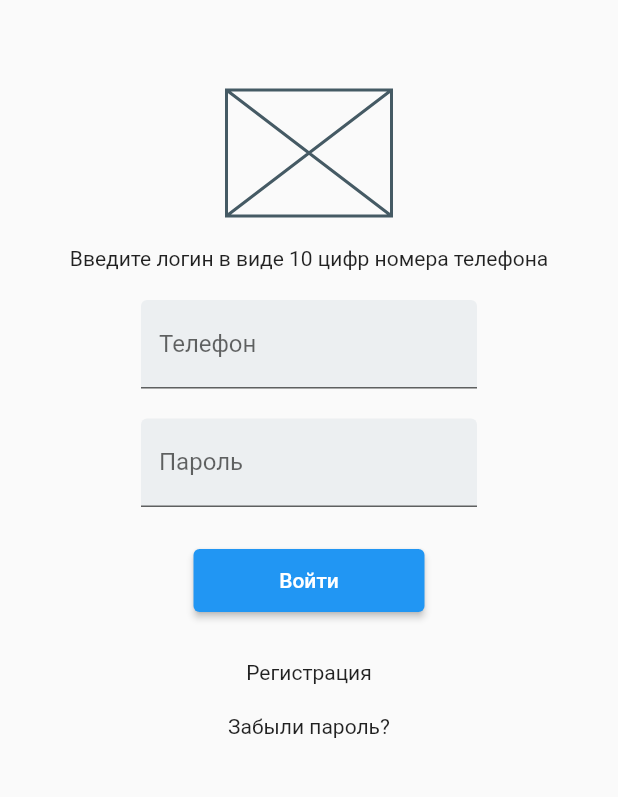
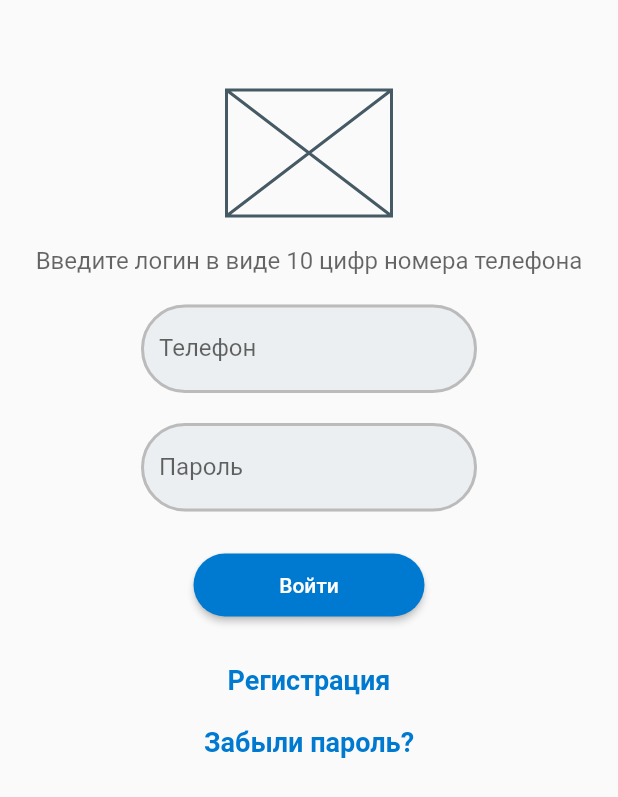
Before and after one commit to RuslanYakupov74/auth_page, a Flutter app: the screen it shows after launch, on a phone screen of 412 x 824 dp. Shown: the top 797 px of the screen. Run offline on Flutter 3.47's test engine with Material 2 defaults, Android fonts, the phone set to English and light mode, and no system bars.

Commit message:
Добавление стилизации виджетов страницы идентификации

```diff
--- a/lib/main.dart
+++ b/lib/main.dart
@@ -10,6 +10,14 @@ class MyApp extends StatelessWidget {
   // This widget is the root of your application.
   @override
   Widget build(BuildContext context) {
+    const borderStyle= OutlineInputBorder(
+      borderRadius: BorderRadius.all(Radius.circular(36)),
+      borderSide: BorderSide(
+        color: const Color(0xFFbbbbbb), width: 2));
+    const linkTextStyle= TextStyle(
+        fontSize: 18,
+        fontWeight: FontWeight.bold,
+        color: Color(0xFF0079D0));
     return MaterialApp(
       home: Scaffold(
           body: Container(
@@ -18,13 +26,16 @@ class MyApp extends StatelessWidget {
               SizedBox(height: 60,),
               SizedBox(width: 110,height: 84,child: Placeholder(),),
               SizedBox(height: 20,),
-              Text('Введите логин в виде 10 цифр номера телефона'),
+              Text('Введите логин в виде 10 цифр номера телефона',
+                style: TextStyle(fontSize: 16, color: Color.fromRGBO(0, 0, 0, 0.6)),),
               SizedBox(height: 20,),
               SizedBox(width: 224, height: 59,
                 child: TextField(
                   decoration: InputDecoration(
                     filled: true,
                     fillColor: Color(0xFFeceff1),
+                    enabledBorder: borderStyle,
+                    focusedBorder: borderStyle,
                     labelText: ('Телефон'),
                   ),
                 ),
@@ -36,17 +47,28 @@ class MyApp extends StatelessWidget {
                   decoration: InputDecoration(
                     filled: true,
                     fillColor: Color(0xFFeceff1),
+                    enabledBorder: borderStyle,
+                    focusedBorder: borderStyle,
                     labelText: ('Пароль'),
                   ),
                 ),
               ),
               SizedBox(height: 28,),
-              SizedBox(width:154, height: 42, child: ElevatedButton(onPressed: () {}, child: Text('Войти'),)),
+              SizedBox(width:154, height: 42, child:
+               ElevatedButton(onPressed: () {},
+                 child: Text('Войти'),
+                 style: ElevatedButton.styleFrom(
+                   primary: Color(0xFF0079D0),
+                   shape: RoundedRectangleBorder(
+                     borderRadius: BorderRadius.circular(36.0),
+                   ),
+                 ),
+               )
+              ),
               SizedBox(height: 32,),
-              InkWell(child: Text('Регистрация'), onTap: () {}),
+              InkWell(child: Text('Регистрация', style: linkTextStyle,), onTap: () {}),
               SizedBox(height: 20,),
-              InkWell(child: Text('Забыли пароль?'), onTap: () {})
-
+              InkWell(child: Text('Забыли пароль?', style: linkTextStyle), onTap: () {})
             ],),
           )
       ),
```
